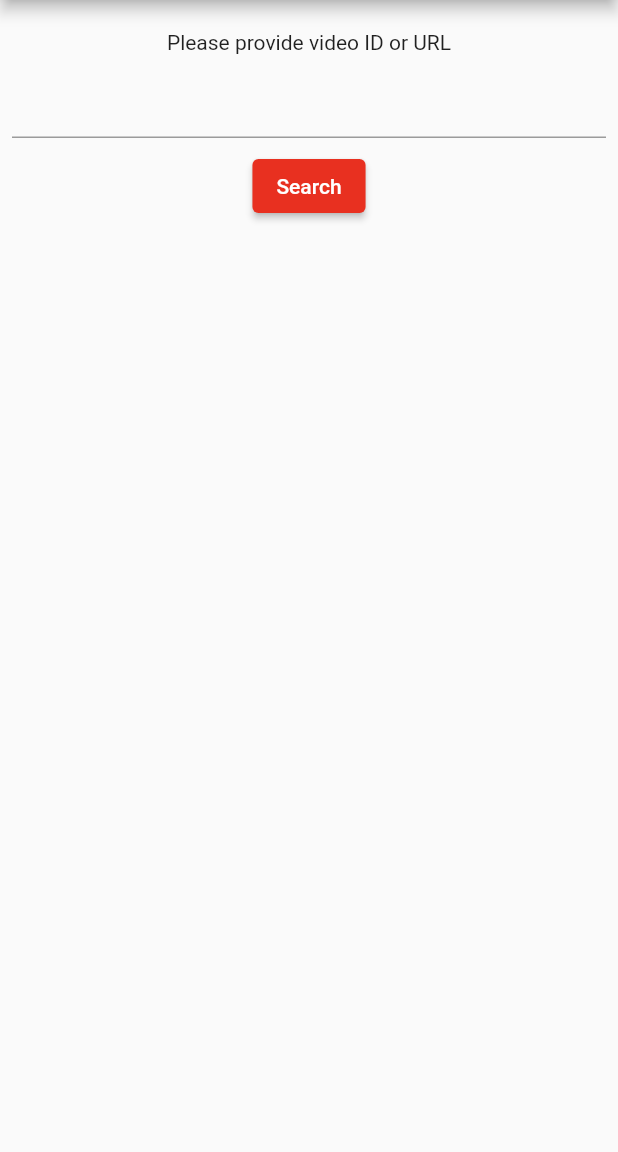
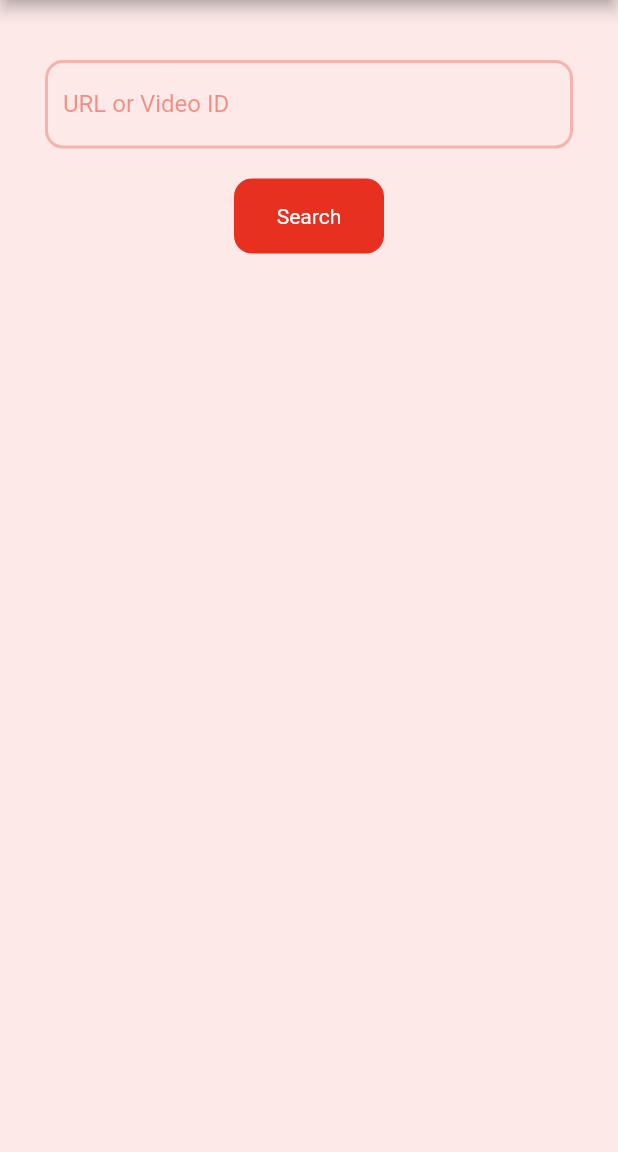
Before and after one commit to esentis/youtube_comment_picker, a Flutter app: the screen it shows after launch, on a phone screen of 412 x 824 dp, the part 84-1236 px from its top. Run offline on Flutter 3.47's test engine with Material 2 defaults, Android fonts, the phone set to English and light mode, and no system bars; drawn by our look-alikes of flutter_bounceable; our stand-ins replace dio, extended_image, flutter_dotenv, logger, lottie, substring_highlight; missing offline and left inert: string_extensions.

Commit message:
💄 🚧 Progresses landing page

```diff
--- a/lib/main.dart
+++ b/lib/main.dart
@@ -2,8 +2,10 @@ import 'dart:math';
 
 import 'package:extended_image/extended_image.dart';
 import 'package:flutter/material.dart';
+import 'package:flutter_bounceable/flutter_bounceable.dart';
 import 'package:flutter_dotenv/flutter_dotenv.dart';
 import 'package:lottie/lottie.dart';
+import 'package:substring_highlight/substring_highlight.dart';
 import 'package:youtube_comment_picker/constants.dart';
 import 'package:youtube_comment_picker/models/comments_response.dart';
 import 'package:youtube_comment_picker/models/video_information.dart';
@@ -70,6 +72,7 @@ class _MyHomePageState extends State<MyHomePage> {
   @override
   Widget build(BuildContext context) {
     return Scaffold(
+      backgroundColor: kColorRedYtb.withOpacity(0.1),
       appBar: AppBar(
         title: Text(widget.title),
         backgroundColor: kColorRedYtb,
@@ -78,22 +81,21 @@ class _MyHomePageState extends State<MyHomePage> {
         child: Column(
           children: <Widget>[
             const SizedBox(
+              height: 40,
+            ),
+            Padding(
+              padding: const EdgeInsets.symmetric(horizontal: 30.0),
+              child: TextField(
+                controller: _videoFieldController,
+                decoration: kInputDecoration(labeText: 'URL or Video ID'),
+              ),
+            ),
+            const SizedBox(
               height: 20,
             ),
-            const Text('Please provide video ID or URL'),
-            Padding(
-              padding: const EdgeInsets.all(8.0),
-              child: TextField(
-                controller: _videoFieldController,
-              ),
-            ),
-            ElevatedButton(
-              style: ButtonStyle(
-                backgroundColor: MaterialStateProperty.resolveWith((state) {
-                  return kColorRedYtb;
-                }),
-              ),
-              onPressed: () async {
+            Bounceable(
+              scaleFactor: 0.7,
+              onTap: () async {
                 if (_videoFieldController.text.isNotEmpty) {
                   isSearching = true;
                   setState(() {});
@@ -102,7 +104,22 @@ class _MyHomePageState extends State<MyHomePage> {
                   setState(() {});
                 }
               },
-              child: const Text('Search'),
+              child: Container(
+                height: 50,
+                width: 100,
+                decoration: BoxDecoration(
+                  color: kColorRedYtb,
+                  borderRadius: BorderRadius.circular(12),
+                ),
+                child: const Center(
+                  child: Text(
+                    'Search',
+                    style: TextStyle(
+                      color: Colors.white,
+                    ),
+                  ),
+                ),
+              ),
             ),
             const SizedBox(
               height: 20,
@@ -131,16 +148,7 @@ class _MyHomePageState extends State<MyHomePage> {
                 padding: const EdgeInsets.symmetric(horizontal: 30.0),
                 child: TextField(
                   controller: _filterTextController,
-                  decoration: InputDecoration(
-                    focusColor: Colors.red,
-                    label: const Text('Filter'),
-                    enabledBorder: OutlineInputBorder(
-                      borderRadius: BorderRadius.circular(12),
-                    ),
-                    focusedBorder: OutlineInputBorder(
-                      borderRadius: BorderRadius.circular(12),
-                    ),
-                  ),
+                  decoration: kInputDecoration(labeText: 'Search comments'),
                   onChanged: (value) {
                     setState(() {
                       showFilteredComments = false;
@@ -153,13 +161,14 @@ class _MyHomePageState extends State<MyHomePage> {
                           )
                           .toList();
                       final Random random = Random();
-
+                      if (filteredComments.isNotEmpty) {
                         while (randomFilteredComments.length !=
                             selectedCommentsCount) {
                           final int randomNumber =
                               random.nextInt(filteredComments.length) + 1;
                           randomFilteredComments
                               .add(filteredComments[randomNumber]);
+                        }
                       }
                     });
                   },
@@ -169,103 +178,88 @@ class _MyHomePageState extends State<MyHomePage> {
                 height: 10,
               ),
               if (_filterTextController.text.isNotEmpty) ...[
-                Text(
-                  '${filteredComments.length} comments found containg above filter',
-                  style: const TextStyle(
-                    fontWeight: FontWeight.bold,
-                  ),
-                ),
-                Slider(
-                  value: selectedCommentsCount.toDouble(),
-                  max: values.length - 1,
-                  min: 1,
-                  divisions: values.length - 1,
-                  onChangeEnd: (v) {
-                    setState(() {
-                      selectedCommentsCount = v.toInt();
-
-                      final Random random = Random();
-                      randomFilteredComments = [];
-                      while (randomFilteredComments.length !=
-                          selectedCommentsCount) {
-                        final int randomNumber =
-                            random.nextInt(filteredComments.length) + 1;
-                        randomFilteredComments
-                            .add(filteredComments[randomNumber]);
-                      }
-                    });
-                  },
-                  onChanged: (v) {
-                    setState(() {
-                      selectedCommentsCount = v.toInt();
-                      if (showFilteredComments) {
-                        showFilteredComments = false;
-                      }
-                    });
-                  },
-                  label: '$selectedCommentsCount',
-                ),
                 const SizedBox(
                   height: 10,
                 ),
-                ElevatedButton(
-                  style: ButtonStyle(
-                    backgroundColor: MaterialStateProperty.resolveWith((state) {
-                      return kColorRedYtb;
-                    }),
-                  ),
-                  onPressed: () async {
+                Bounceable(
+                  onTap: () async {
                     setState(() {
                       showFilteredComments = !showFilteredComments;
                     });
                   },
+                  child: Container(
+                    height: 50,
+                    width: 250,
+                    decoration: BoxDecoration(
+                      color: filteredComments.isEmpty
+                          ? kColorRedYtb.withOpacity(0.3)
+                          : kColorRedYtb,
+                      borderRadius: BorderRadius.circular(12),
+                    ),
+                    child: Center(
                       child: Text(
                         showFilteredComments
-                        ? 'Hide filtered comments'
-                        : 'Show $selectedCommentsCount filtered comments',
+                            ? 'Hide ${filteredComments.length} filtered comments'
+                            : filteredComments.isEmpty
+                                ? 'No comments found'
+                                : 'Show ${filteredComments.length} filtered comments',
+                        textAlign: TextAlign.center,
+                        style: TextStyle(
+                          color: Colors.white,
                         ),
                       ),
-                const SizedBox(
-                  height: 10,
-                ),
-                if (showFilteredComments)
-                  ElevatedButton(
-                    style: ButtonStyle(
-                      backgroundColor:
-                          MaterialStateProperty.resolveWith((state) {
-                        return kColorRedYtb;
-                      }),
-                    ),
-                    onPressed: () async {
-                      final Random random = Random();
-                      randomFilteredComments = [];
-                      while (randomFilteredComments.length !=
-                          selectedCommentsCount) {
-                        final int randomNumber =
-                            random.nextInt(filteredComments.length) + 1;
-                        randomFilteredComments
-                            .add(filteredComments[randomNumber]);
-                      }
-                      setState(() {});
-                    },
-                    child: Text(
-                      'Show new $selectedCommentsCount random comments',
                     ),
                   ),
+                ),
+                // const SizedBox(
+                //   height: 10,
+                // ),
+                // if (showFilteredComments)
+                //   Bounceable(
+                //     onTap: () async {
+                //       final Random random = Random();
+                //       randomFilteredComments = [];
+                //       while (randomFilteredComments.length !=
+                //           selectedCommentsCount) {
+                //         final int randomNumber =
+                //             random.nextInt(filteredComments.length) + 1;
+                //         randomFilteredComments
+                //             .add(filteredComments[randomNumber]);
+                //       }
+                //       setState(() {});
+                //     },
+                //     child: Container(
+                //       height: 50,
+                //       width: 250,
+                //       decoration: BoxDecoration(
+                //         color: kColorRedYtb,
+                //         borderRadius: BorderRadius.circular(12),
+                //       ),
+                //       child: Center(
+                //         child: Text(
+                //           'Show new $selectedCommentsCount random comments',
+                //           style: TextStyle(
+                //             color: Colors.white,
+                //           ),
+                //         ),
+                //       ),
+                //     ),
+                //   ),
                 const SizedBox(
                   height: 30,
                 ),
                 if (showFilteredComments)
-                  ListView.builder(
-                    physics: const NeverScrollableScrollPhysics(),
-                    shrinkWrap: true,
-                    itemCount: selectedCommentsCount,
+                  SizedBox(
+                    height: 350,
+                    child: ListView.separated(
+                      separatorBuilder: (context, index) => Divider(),
+                      itemCount: filteredComments.length,
                       itemBuilder: (context, index) => ListTile(
                         key: ValueKey(
-                        randomFilteredComments[index]!.authorProfileImageUrl!,
+                          filteredComments[index]!.authorProfileImageUrl!,
                         ),
                         leading: ExtendedImage.network(
-                        randomFilteredComments[index]!.authorProfileImageUrl!,
+                          filteredComments[index]!.authorProfileImageUrl!,
                           height: 50,
                           width: 50,
                           fit: BoxFit.fill,
@@ -289,7 +283,16 @@ class _MyHomePageState extends State<MyHomePage> {
                             Radius.circular(30.0),
                           ),
                         ),
-                      title: Text(randomFilteredComments[index]!.text!),
+                        title: SubstringHighlight(
+                          text: filteredComments[index]!.text!,
+                          term: _filterTextController.text,
+                          textStyleHighlight: TextStyle(
+                            color: kColorRedYtb,
+                            fontWeight: FontWeight.bold,
+                          ),
+                        ),
+                        subtitle: Text(filteredComments[index]!.authorName!),
+                      ),
                     ),
                   )
               ]
```
Lines whose indentation alone changed are shown as unchanged.
